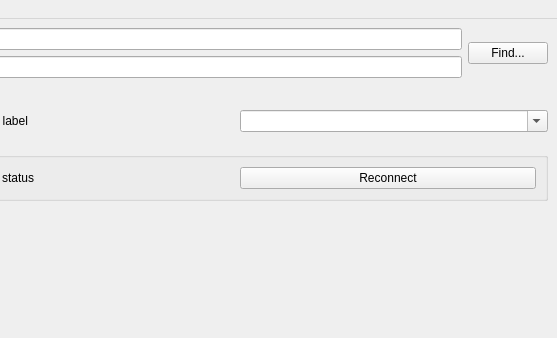
vivainio/Cardinal, file cardinalsuite/proclauncher.ui: the form before one commit; both pictures show x 83 to 640 and y 0 to 338 of the 640 by 569 pixel window.
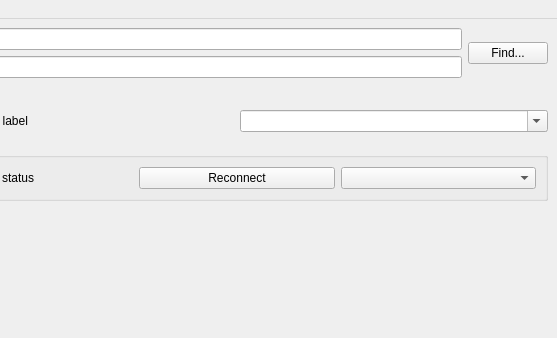
The form after the commit.

Diff of the .ui file:
```diff
--- a/cardinalsuite/proclauncher.ui
+++ b/cardinalsuite/proclauncher.ui
@@ -126,6 +126,9 @@
            </property>
           </widget>
          </item>
+         <item row="0" column="2">
+          <widget class="QComboBox" name="comboSelectedDevice"/>
+         </item>
         </layout>
        </widget>
       </item>
```
Left out of the diff: 6 changed lines with no effect on the pictures.
